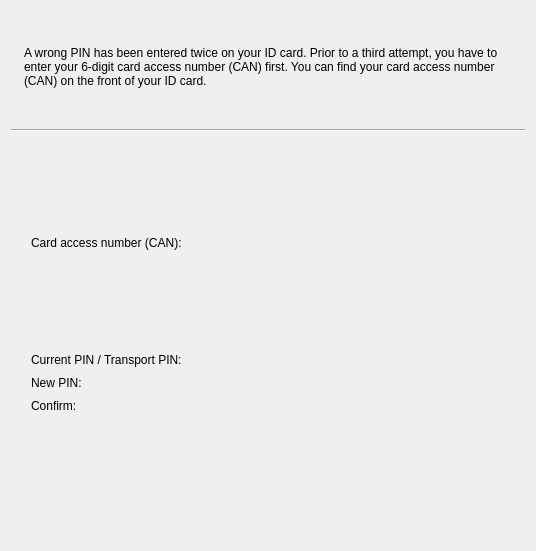
Governikus/AusweisApp, file src/ui/widget/PinSettingsWidget.ui: the form before one commit.
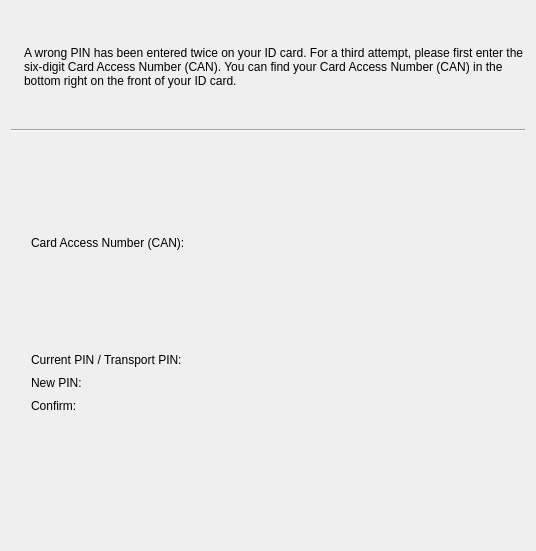
The form after the commit. The open tabs and pages were chosen to show the change. Icons and pictures are not drawn. Custom widgets are drawn as their Qt base class.

```diff
--- a/src/ui/widget/PinSettingsWidget.ui
+++ b/src/ui/widget/PinSettingsWidget.ui
@@ -172,7 +172,7 @@
             <enum>Qt::TabFocus</enum>
            </property>
            <property name="text">
-            <string>A wrong PIN has been entered twice on your ID card. Prior to a third attempt, you have to enter your 6-digit card access number (CAN) first. You can find your card access number (CAN) on the front of your ID card.</string>
+            <string>A wrong PIN has been entered twice on your ID card. For a third attempt, please first enter the six-digit Card Access Number (CAN). You can find your Card Access Number (CAN) in the bottom right on the front of your ID card.</string>
            </property>
            <property name="wordWrap">
             <bool>true</bool>
@@ -602,7 +602,7 @@
                     <enum>Qt::TabFocus</enum>
                    </property>
                    <property name="text">
-                    <string>Card access number (CAN):</string>
+                    <string>Card Access Number (CAN):</string>
                    </property>
                   </widget>
                  </item>
```
Left out of the diff: 8 changed lines with no effect on the pictures.
